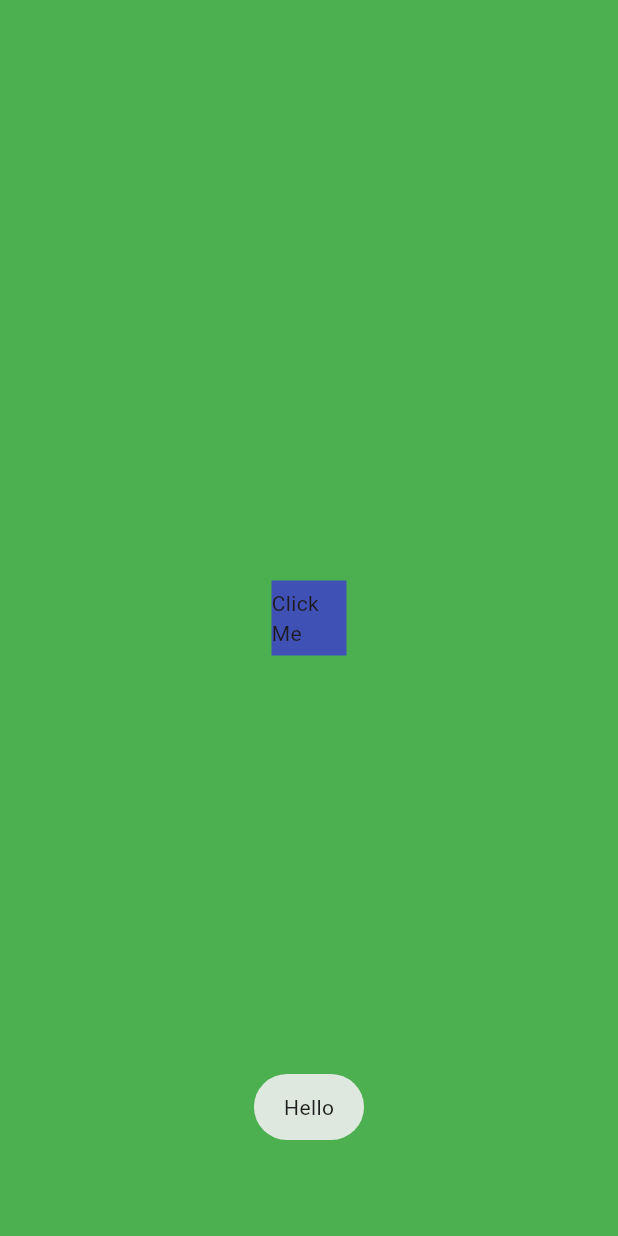
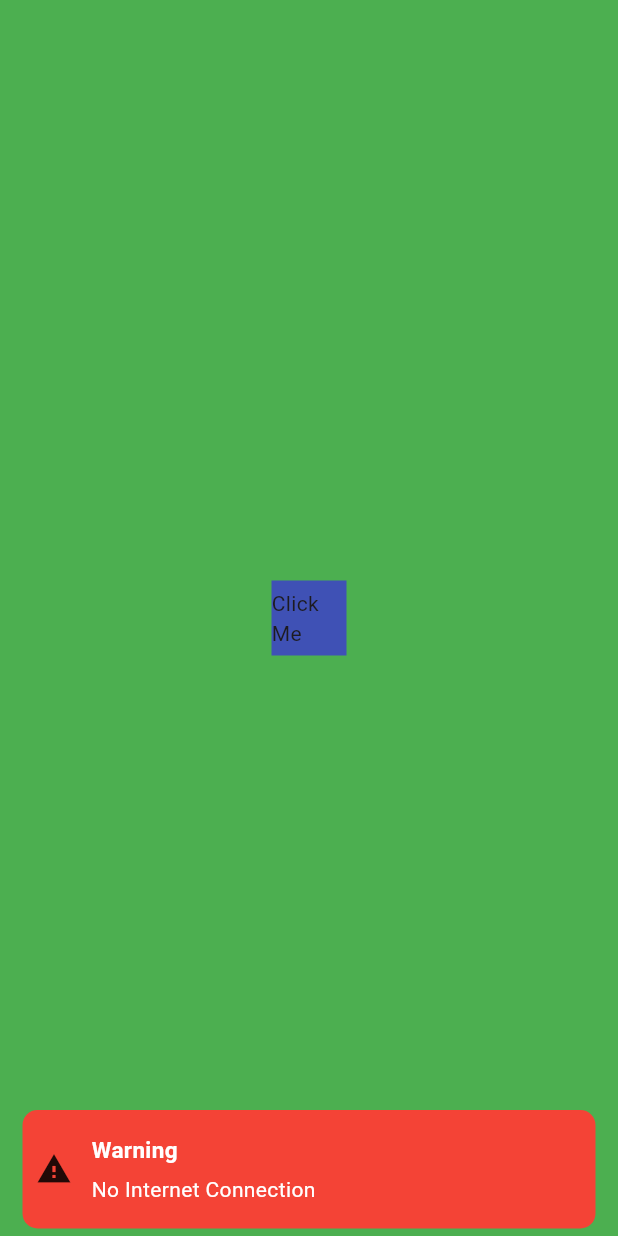
Before and after one commit to Aabis-Ahmed-Hassan/MVVM-with-Provider, a Flutter app: the screen it shows after launch, after a tap on "Click Me", on a phone screen of 412 x 824 dp. Run offline on Flutter 3.47's test engine with Material 3 defaults, Android fonts, the light colour scheme and no system bars; drawn by our look-alikes of another_flushbar; our stand-ins replace fluttertoast.

Commit message:
Done with FlushBar

```diff
--- a/lib/utils/utils.dart
+++ b/lib/utils/utils.dart
@@ -1,3 +1,7 @@
+import 'package:another_flushbar/flushbar.dart';
+import 'package:another_flushbar/flushbar_route.dart';
+import 'package:flutter/cupertino.dart';
+import 'package:flutter/material.dart';
 import 'package:fluttertoast/fluttertoast.dart';
 
 class Utils {
@@ -13,4 +17,34 @@ class Utils {
 
 
 
+  static showFlushBarError (String message, BuildContext context) {
+
+    showFlushbar(context: context, flushbar: Flushbar(
+
+      message: message,
+
+      title:'Warning',
+      backgroundColor: Colors.red,
+      icon:Icon(Icons.warning),
+
+
+      duration: Duration(seconds:5),
+
+
+      margin:EdgeInsets.symmetric(horizontal: 15, vertical: 5),
+
+
+      borderRadius: BorderRadius.circular(10),
+
+
+    )..show(context)
+
+    );
+
+
+  }
+
+
+
+
 }
--- a/lib/view/home_screen.dart
+++ b/lib/view/home_screen.dart
@@ -19,7 +19,7 @@ class _HomeScreenState extends State<HomeScreen> {
         child: InkWell(
           onTap: (){
 
-            Utils.toastMessage('Hello');
+           Utils.showFlushBarError('No Internet Connection', context);
 
           },
 
```
